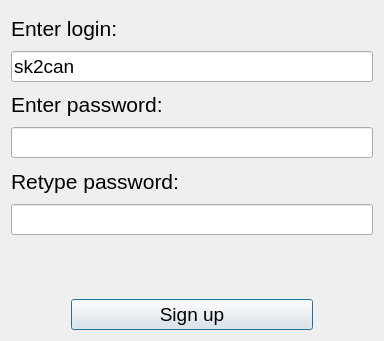
First picture: the form in client_side/resources/ui/registration_window.ui, repository Sk2can/Password-manager, before the edit.
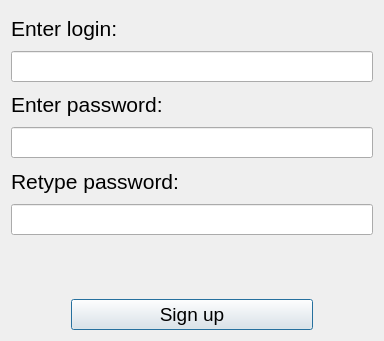
Second picture: the form after the edit.

The edit to the form file:
```diff
--- a/client_side/resources/ui/registration_window.ui
+++ b/client_side/resources/ui/registration_window.ui
@@ -45,7 +45,7 @@
         </font>
        </property>
        <property name="text">
-        <string>sk2can</string>
+        <string></string>
        </property>
        <property name="placeholderText">
         <string/>
```
